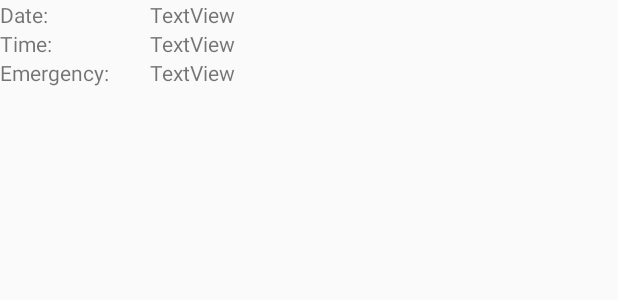
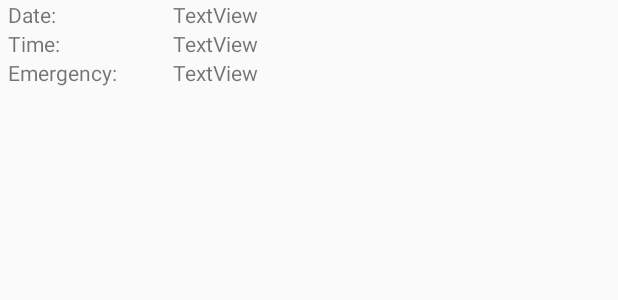
Before and after one commit to mat2567/OnTheSpectrum, an Android app: the layout call_log_item.xml on its own in the app's theme, with its tools: preview values and no code run, on a phone screen of 412 x 824 dp. Shown: the top 300 px of the screen. Run offline under Robolectric (Android 15) with nearby library versions, the light colour scheme and no system bars.

Commit message:
Color themes on all activities depend on what is stored in SharedPreferences

```diff
--- a/app/src/main/java/com/ots/tdd/onthespectrum/ChooseEmergencyActivity.java
+++ b/app/src/main/java/com/ots/tdd/onthespectrum/ChooseEmergencyActivity.java
@@ -33,10 +33,13 @@ public class ChooseEmergencyActivity extends AppCompatActivity {
 
     @Override
     protected void onCreate(Bundle savedInstanceState) {
+        SharedPreferences sharedPref = getApplicationContext().getSharedPreferences("OnTheSpectrum", Context.MODE_PRIVATE);
+        int theme = sharedPref.getInt("colorTheme", R.style.AppTheme);
+        setTheme(theme);
+
         super.onCreate(savedInstanceState);
         setContentView(R.layout.activity_emergency_list);
 
-        SharedPreferences sharedPref = getApplicationContext().getSharedPreferences("OnTheSpectrum", Context.MODE_PRIVATE);
         final int titleSize = sharedPref.getInt("TitleFontSize", 0);
         final int bodySize = sharedPref.getInt("BodyFontSize", 0);
         final int fontChange = sharedPref.getInt("FontSizeChange", 0);
--- a/app/src/main/java/com/ots/tdd/onthespectrum/ListOfEmergenciesActivity.java
+++ b/app/src/main/java/com/ots/tdd/onthespectrum/ListOfEmergenciesActivity.java
@@ -44,10 +44,13 @@ public class ListOfEmergenciesActivity extends AppCompatActivity {
 
     @Override
     protected void onCreate(Bundle savedInstanceState) {
+        SharedPreferences sharedPref = getApplicationContext().getSharedPreferences("OnTheSpectrum", Context.MODE_PRIVATE);
+        int theme = sharedPref.getInt("colorTheme", R.style.AppTheme);
+        setTheme(theme);
+
         super.onCreate(savedInstanceState);
         setContentView(R.layout.activity_list_of_emergencies);
 
-        SharedPreferences sharedPref = getApplicationContext().getSharedPreferences("OnTheSpectrum", Context.MODE_PRIVATE);
         titleSize = sharedPref.getInt("TitleFontSize", 0);
         bodySize = sharedPref.getInt("BodyFontSize", 0);
         fontChange = sharedPref.getInt("FontSizeChange", 0);
--- a/app/src/main/java/com/ots/tdd/onthespectrum/ProfileActivity.java
+++ b/app/src/main/java/com/ots/tdd/onthespectrum/ProfileActivity.java
@@ -35,6 +35,10 @@ public class ProfileActivity extends AppCompatActivity {
 
 
     protected void onCreate(Bundle savedInstanceState) {
+        SharedPreferences sharedPref = getApplicationContext().getSharedPreferences("OnTheSpectrum", Context.MODE_PRIVATE);
+        int theme = sharedPref.getInt("colorTheme", R.style.AppTheme);
+        setTheme(theme);
+
         super.onCreate(savedInstanceState);
         setContentView(R.layout.activity_profile);
 
--- a/app/src/main/res/layout/call_log_item.xml
+++ b/app/src/main/res/layout/call_log_item.xml
@@ -10,9 +10,10 @@
         android:orientation="horizontal">
 
         <TextView
-            android:id="@+id/textView4"
-            android:layout_width="100dp"
-            android:layout_height="wrap_content"
+            android:id="@+id/dateLabel"
+            android:layout_width="110dp"
+            android:layout_height="match_parent"
+            android:layout_marginLeft="5dp"
             android:text="Date:" />
 
         <TextView
@@ -29,9 +30,10 @@
         android:orientation="horizontal">
 
         <TextView
-            android:id="@+id/textView6"
-            android:layout_width="100dp"
+            android:id="@+id/timeLabel"
+            android:layout_width="110dp"
             android:layout_height="wrap_content"
+            android:layout_marginLeft="5dp"
             android:text="Time:" />
 
         <TextView
@@ -48,9 +50,10 @@
         android:orientation="horizontal">
 
         <TextView
-            android:id="@+id/textView7"
-            android:layout_width="100dp"
+            android:id="@+id/emergencyLabel"
+            android:layout_width="110dp"
             android:layout_height="wrap_content"
+            android:layout_marginLeft="5dp"
             android:text="Emergency:" />
 
         <TextView
```
Also changed, not shown: app/src/main/java/com/ots/tdd/onthespectrum/AddEmergencyActivity.java (+6 -1 lines), app/src/main/java/com/ots/tdd/onthespectrum/CallLogActivity.java (+32 -4 lines), app/src/main/java/com/ots/tdd/onthespectrum/EditEmergencyActivity.java (+6 -3 lines), app/src/main/java/com/ots/tdd/onthespectrum/HomeActivity.java (+37 -34 lines), app/src/main/java/com/ots/tdd/onthespectrum/SelectedEmergencyActivity.java (+6 -3 lines), app/src/main/res/layout/activity_call_log.xml (+12 -13 lines).
